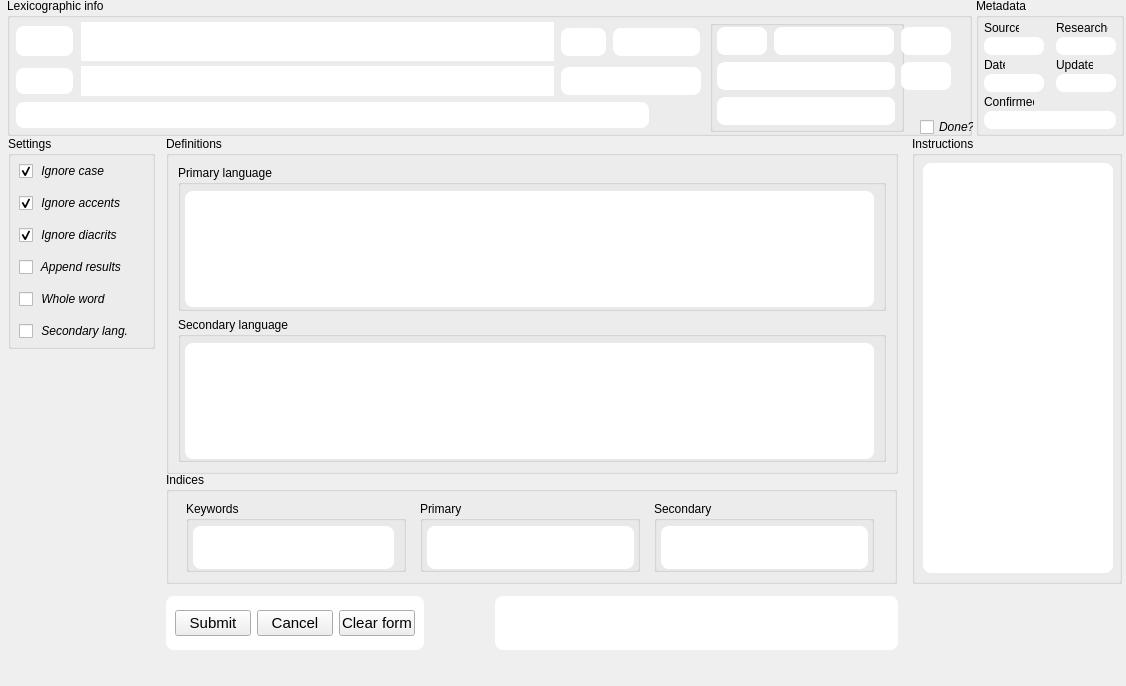
The window that eFieldBook_Qt5/ELFB/palettes/LexSearchForm.ui (davidjamesbeck/eFieldbook) describes before a commit, drawn with Qt 5.
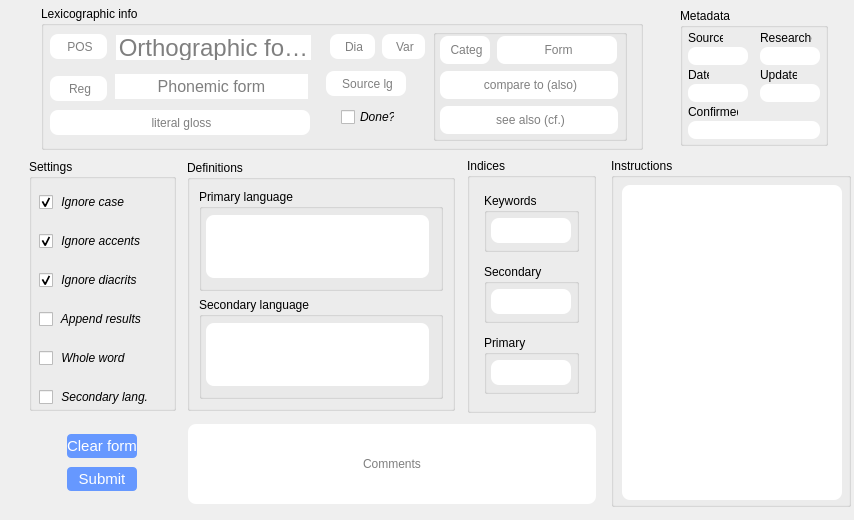
The same window after the commit.

Commit message: Bug fixes, moved Lex Search to Search tab

Diff of the .ui file:
```diff
--- a/eFieldBook_Qt5/ELFB/palettes/LexSearchForm.ui
+++ b/eFieldBook_Qt5/ELFB/palettes/LexSearchForm.ui
@@ -6,8 +6,8 @@
    <rect>
     <x>0</x>
     <y>0</y>
-    <width>1126</width>
-    <height>686</height>
+    <width>854</width>
+    <height>520</height>
    </rect>
   </property>
   <property name="windowTitle">
@@ -17,9 +17,6 @@
    <string>Perform searches that ignore diacritics.
 Search term must contain no diacritics.</string>
   </property>
-  <property name="autoFillBackground">
-   <bool>true</bool>
-  </property>
   <property name="styleSheet">
    <string notr="true">QFrame {
      border: 0px solid black;
@@ -33,15 +30,30 @@
      border-radius: 8px;
      padding: 0px;
 	 background-color: rgb(255, 255, 255);
+}
+QPushButton {
+     border: 0px solid black;
+     border-radius: 4px;
+     min-width: 70px;
+     min-height: 24px;
+     max-width: 70px;
+     max-height: 24px;
+     background: #6698FF;
+     color: white;
+}
+
+QPushButton:pressed {
+    background: #1E90FF; 
+   border: 2px outset #1E90FF;
 }</string>
   </property>
   <widget class="QGroupBox" name="lSearchHeader">
    <property name="geometry">
     <rect>
-     <x>7</x>
-     <y>-2</y>
-     <width>965</width>
-     <height>138</height>
+     <x>41</x>
+     <y>6</y>
+     <width>602</width>
+     <height>144</height>
     </rect>
    </property>
    <property name="styleSheet">
@@ -55,12 +67,18 @@
    <widget class="QLineEdit" name="lSearchOrth">
     <property name="geometry">
      <rect>
-      <x>74</x>
-      <y>24</y>
-      <width>473</width>
-      <height>39</height>
+      <x>75</x>
+      <y>29</y>
+      <width>195</width>
+      <height>25</height>
      </rect>
     </property>
+    <property name="sizePolicy">
+     <sizepolicy hsizetype="Fixed" vsizetype="Fixed">
+      <horstretch>0</horstretch>
+      <verstretch>0</verstretch>
+     </sizepolicy>
+    </property>
     <property name="font">
      <font>
       <pointsize>18</pointsize>
@@ -76,16 +94,28 @@
      padding: 0px;
 }</string>
     </property>
+    <property name="alignment">
+     <set>Qt::AlignCenter</set>
+    </property>
+    <property name="placeholderText">
+     <string>Orthographic form</string>
+    </property>
    </widget>
    <widget class="QLineEdit" name="lSearchIPA">
     <property name="geometry">
      <rect>
       <x>74</x>
       <y>68</y>
-      <width>473</width>
-      <height>30</height>
+      <width>193</width>
+      <height>25</height>
      </rect>
     </property>
+    <property name="sizePolicy">
+     <sizepolicy hsizetype="Fixed" vsizetype="Fixed">
+      <horstretch>0</horstretch>
+      <verstretch>0</verstretch>
+     </sizepolicy>
+    </property>
     <property name="font">
      <font>
       <pointsize>12</pointsize>
@@ -101,12 +131,18 @@
      padding: 0px;
 }</string>
     </property>
+    <property name="alignment">
+     <set>Qt::AlignCenter</set>
+    </property>
+    <property name="placeholderText">
+     <string>Phonemic form</string>
+    </property>
    </widget>
    <widget class="QGroupBox" name="notations">
     <property name="geometry">
      <rect>
-      <x>703</x>
-      <y>22</y>
+      <x>392</x>
+      <y>23</y>
       <width>194</width>
       <height>112</height>
      </rect>
@@ -156,6 +192,12 @@
      <property name="toolTip">
       <string>search grammatical labels (e.g., &quot;pl.&quot;)</string>
      </property>
+     <property name="alignment">
+      <set>Qt::AlignCenter</set>
+     </property>
+     <property name="placeholderText">
+      <string>Categ</string>
+     </property>
     </widget>
     <widget class="QLineEdit" name="lGrmSearch">
      <property name="geometry">
@@ -181,6 +223,12 @@
      <property name="toolTip">
       <string>search for grammatical forms</string>
      </property>
+     <property name="alignment">
+      <set>Qt::AlignCenter</set>
+     </property>
+     <property name="placeholderText">
+      <string>Form</string>
+     </property>
     </widget>
     <widget class="QLineEdit" name="lC2Search">
      <property name="geometry">
@@ -206,6 +254,12 @@
      <property name="toolTip">
       <string>search for comparisons</string>
      </property>
+     <property name="alignment">
+      <set>Qt::AlignCenter</set>
+     </property>
+     <property name="placeholderText">
+      <string>compare to (also)</string>
+     </property>
     </widget>
     <widget class="QLineEdit" name="lCfSearch">
      <property name="geometry">
@@ -231,6 +285,12 @@
      <property name="toolTip">
       <string>search cross-references</string>
      </property>
+     <property name="alignment">
+      <set>Qt::AlignCenter</set>
+     </property>
+     <property name="placeholderText">
+      <string>see also (cf.)</string>
+     </property>
     </widget>
    </widget>
    <widget class="QLineEdit" name="lSearchLit">
@@ -238,13 +298,25 @@
      <rect>
       <x>9</x>
       <y>104</y>
-      <width>633</width>
-      <height>26</height>
+      <width>260</width>
+      <height>25</height>
      </rect>
     </property>
+    <property name="sizePolicy">
+     <sizepolicy hsizetype="Fixed" vsizetype="Fixed">
+      <horstretch>0</horstretch>
+      <verstretch>0</verstretch>
+     </sizepolicy>
+    </property>
     <property name="toolTip">
      <string>search literal glosses</string>
     </property>
+    <property name="alignment">
+     <set>Qt::AlignCenter</set>
+    </property>
+    <property name="placeholderText">
+     <string>literal gloss</string>
+    </property>
    </widget>
    <widget class="QLineEdit" name="lSearchPOS">
     <property name="geometry">
@@ -252,12 +324,24 @@
       <x>9</x>
       <y>28</y>
       <width>57</width>
-      <height>30</height>
+      <height>25</height>
      </rect>
     </property>
+    <property name="sizePolicy">
+     <sizepolicy hsizetype="Fixed" vsizetype="Fixed">
+      <horstretch>0</horstretch>
+      <verstretch>0</verstretch>
+     </sizepolicy>
+    </property>
     <property name="toolTip">
      <string>search by part of speech</string>
     </property>
+    <property name="alignment">
+     <set>Qt::AlignCenter</set>
+    </property>
+    <property name="placeholderText">
+     <string>POS</string>
+    </property>
    </widget>
    <widget class="QLineEdit" name="lSearchRegister">
     <property name="geometry">
@@ -265,98 +349,360 @@
       <x>9</x>
       <y>70</y>
       <width>57</width>
-      <height>26</height>
+      <height>25</height>
      </rect>
     </property>
+    <property name="sizePolicy">
+     <sizepolicy hsizetype="Fixed" vsizetype="Fixed">
+      <horstretch>0</horstretch>
+      <verstretch>0</verstretch>
+     </sizepolicy>
+    </property>
     <property name="toolTip">
      <string>search by register</string>
     </property>
+    <property name="alignment">
+     <set>Qt::AlignCenter</set>
+    </property>
+    <property name="placeholderText">
+     <string>Reg</string>
+    </property>
    </widget>
    <widget class="QLineEdit" name="lSearchBrrw">
     <property name="geometry">
      <rect>
-      <x>554</x>
-      <y>69</y>
-      <width>140</width>
-      <height>28</height>
+      <x>285</x>
+      <y>65</y>
+      <width>80</width>
+      <height>25</height>
      </rect>
     </property>
     <property name="toolTip">
      <string>search borrowings</string>
     </property>
+    <property name="alignment">
+     <set>Qt::AlignCenter</set>
+    </property>
+    <property name="placeholderText">
+     <string>Source lg</string>
+    </property>
    </widget>
    <widget class="QLineEdit" name="lSearchDialectName">
     <property name="geometry">
      <rect>
-      <x>554</x>
-      <y>30</y>
+      <x>289</x>
+      <y>28</y>
       <width>45</width>
-      <height>28</height>
+      <height>25</height>
      </rect>
     </property>
     <property name="toolTip">
      <string>search by dialects</string>
     </property>
+    <property name="alignment">
+     <set>Qt::AlignCenter</set>
+    </property>
+    <property name="placeholderText">
+     <string>Dia</string>
+    </property>
    </widget>
    <widget class="QLineEdit" name="lDialectSearch">
     <property name="geometry">
      <rect>
-      <x>606</x>
-      <y>30</y>
-      <width>87</width>
-      <height>28</height>
+      <x>341</x>
+      <y>28</y>
+      <width>43</width>
+      <height>25</height>
      </rect>
     </property>
     <property name="toolTip">
      <string>search for dialectal forms</string>
     </property>
+    <property name="alignment">
+     <set>Qt::AlignCenter</set>
+    </property>
+    <property name="placeholderText">
+     <string>Var</string>
+    </property>
    </widget>
-   <widget class="QLineEdit" name="lGrmDialectSearch">
+   <widget class="QCheckBox" name="sDoneBtn">
     <property name="geometry">
      <rect>
-      <x>894</x>
-      <y>29</y>
-      <width>50</width>
-      <height>28</height>
+      <x>300</x>
+      <y>101</y>
+      <width>54</width>
+      <height>20</height>
      </rect>
     </property>
-    <property name="minimumSize">
-     <size>
-      <width>50</width>
-      <height>28</height>
-     </size>
+    <property name="font">
+     <font>
+      <pointsize>9</pointsize>
+      <italic>true</italic>
+     </font>
     </property>
-    <property name="maximumSize">
-     <size>
-      <width>50</width>
-      <height>28</height>
-     </size>
-    </property>
     <property name="toolTip">
      <string>search for dialect-specific 
 grammatical forms</string>
     </property>
+    <property name="text">
+     <string>Done?</string>
+    </property>
+    <property name="tristate">
+     <bool>true</bool>
+    </property>
    </widget>
-   <widget class="QLineEdit" name="lC2DialectSearch">
+  </widget>
+  <widget class="QGroupBox" name="lDefBox">
+   <property name="geometry">
+    <rect>
+     <x>187</x>
+     <y>160</y>
+     <width>268</width>
+     <height>251</height>
+    </rect>
+   </property>
+   <property name="styleSheet">
+    <string notr="true"/>
+   </property>
+   <property name="title">
+    <string>Definitions</string>
+   </property>
+   <layout class="QVBoxLayout" name="verticalLayout">
+    <item>
+     <widget class="QGroupBox" name="lL1Box">
+      <property name="autoFillBackground">
+       <bool>false</bool>
+      </property>
+      <property name="title">
+       <string>Primary language</string>
+      </property>
+      <property name="flat">
+       <bool>false</bool>
+      </property>
+      <widget class="QLineEdit" name="lL1Search">
+       <property name="geometry">
+        <rect>
+         <x>7</x>
+         <y>26</y>
+         <width>223</width>
+         <height>63</height>
+        </rect>
+       </property>
+       <property name="toolTip">
+        <string>search primary language gloss</string>
+       </property>
+       <property name="alignment">
+        <set>Qt::AlignLeading|Qt::AlignLeft|Qt::AlignTop</set>
+       </property>
+      </widget>
+     </widget>
+    </item>
+    <item>
+     <widget class="QGroupBox" name="lL2Box">
+      <property name="title">
+       <string>Secondary language</string>
+      </property>
+      <widget class="QLineEdit" name="lL2Search">
+       <property name="geometry">
+        <rect>
+         <x>7</x>
+         <y>26</y>
+         <width>223</width>
+         <height>63</height>
+        </rect>
+       </property>
+       <property name="toolTip">
+        <string>search secondary language gloss</string>
+       </property>
+       <property name="alignment">
+        <set>Qt::AlignLeading|Qt::AlignLeft|Qt::AlignTop</set>
+       </property>
+      </widget>
+     </widget>
+    </item>
+   </layout>
+  </widget>
+  <widget class="QGroupBox" name="lIndexBox">
+   <property name="geometry">
+    <rect>
+     <x>467</x>
+     <y>158</y>
+     <width>129</width>
+     <height>255</height>
+    </rect>
+   </property>
+   <property name="styleSheet">
+    <string notr="true"/>
+   </property>
+   <property name="title">
+    <string>Indices</string>
+   </property>
+   <layout class="QHBoxLayout" name="horizontalLayout_3">
+    <item>
+     <layout class="QVBoxLayout" name="verticalLayout_4">
+      <item>
+       <widget class="QGroupBox" name="lKeywordsBox">
+        <property name="sizePolicy">
+         <sizepolicy hsizetype="Fixed" vsizetype="Minimum">
+          <horstretch>0</horstretch>
+          <verstretch>0</verstretch>
+         </sizepolicy>
+        </property>
+        <property name="minimumSize">
+         <size>
+          <width>95</width>
+          <height>59</height>
+         </size>
+        </property>
+        <property name="maximumSize">
+         <size>
+          <width>95</width>
+          <height>59</height>
+         </size>
+        </property>
+        <property name="autoFillBackground">
+         <bool>false</bool>
+        </property>
+        <property name="styleSheet">
+         <string notr="true">QGroupBox.title {
+	background-color: transparent;
+}</string>
+        </property>
+        <property name="title">
+         <string>Keywords</string>
+        </property>
+        <widget class="QLineEdit" name="lSearchKeywordIndex">
+         <property name="geometry">
+          <rect>
+           <x>7</x>
+           <y>25</y>
+           <width>80</width>
+           <height>25</height>
+          </rect>
+         </property>
+         <property name="toolTip">
+          <string>search keywords</string>
+         </property>
+         <property name="alignment">
+          <set>Qt::AlignLeading|Qt::AlignLeft|Qt::AlignTop</set>
+         </property>
+        </widget>
+       </widget>
+      </item>
+      <item>
+       <widget class="QGroupBox" name="lSecondaryIndexBox">
+        <property name="sizePolicy">
+         <sizepolicy hsizetype="Minimum" vsizetype="Fixed">
+          <horstretch>0</horstretch>
+          <verstretch>0</verstretch>
+         </sizepolicy>
+        </property>
+        <property name="minimumSize">
+         <size>
+          <width>95</width>
+          <height>59</height>
+         </size>
+        </property>
+        <property name="maximumSize">
+         <size>
+          <width>95</width>
+          <height>59</height>
+         </size>
+        </property>
+        <property name="title">
+         <string>Secondary</string>
+        </property>
+        <widget class="QLineEdit" name="lSearchSecondaryIndex">
+         <property name="geometry">
+          <rect>
+           <x>7</x>
+           <y>25</y>
+           <width>80</width>
+           <height>25</height>
+          </rect>
+         </property>
+         <property name="toolTip">
+          <string>search secondary language index</string>
+         </property>
+         <property name="alignment">
+          <set>Qt::AlignLeading|Qt::AlignLeft|Qt::AlignTop</set>
+         </property>
+        </widget>
+       </widget>
+      </item>
+      <item>
+       <widget class="QGroupBox" name="lPrimaryIndexBox">
+        <property name="sizePolicy">
+         <sizepolicy hsizetype="Fixed" vsizetype="Fixed">
+          <horstretch>0</horstretch>
+          <verstretch>0</verstretch>
+         </sizepolicy>
+        </property>
+        <property name="minimumSize">
+         <size>
+          <width>95</width>
+          <height>59</height>
+         </size>
+        </property>
+        <property name="maximumSize">
+         <size>
+          <width>95</width>
+          <height>59</height>
+         </size>
+        </property>
+        <property name="title">
+         <string>Primary</string>
+        </property>
+        <widget class="QLineEdit" name="lSearchPrimaryIndex">
+         <property name="geometry">
+          <rect>
+           <x>7</x>
+           <y>25</y>
+           <width>80</width>
+           <height>25</height>
+          </rect>
+         </property>
+         <property name="toolTip">
+          <string>search primary language index</string>
+         </property>
+         <property name="alignment">
+          <set>Qt::AlignLeading|Qt::AlignLeft|Qt::AlignTop</set>
+         </property>
+        </widget>
+       </widget>
+      </item>
+     </layout>
+    </item>
+   </layout>
+  </widget>
+  <widget class="QGroupBox" name="instructionBox">
+   <property name="geometry">
+    <rect>
+     <x>611</x>
+     <y>158</y>
+     <width>240</width>
+     <height>349</height>
+    </rect>
+   </property>
+   <property name="title">
+    <string>Instructions</string>
+   </property>
+   <widget class="QTextEdit" name="instruction">
     <property name="geometry">
      <rect>
-      <x>894</x>
-      <y>64</y>
-      <width>50</width>
-      <height>28</height>
+      <x>11</x>
+      <y>27</y>
+      <width>220</width>
+      <height>315</height>
      </rect>
     </property>
-    <property name="minimumSize">
-     <size>
-      <width>50</width>
-      <height>28</height>
-     </size>
+    <property name="font">
+     <font>
+      <pointsize>13</pointsize>
+     </font>
     </property>
-    <property name="maximumSize">
-     <size>
-      <width>50</width>
-      <height>28</height>
-     </size>
+    <property name="readOnly">
+     <bool>true</bool>
     </property>
     <property name="toolTip">
      <string>search for dialect-specific 
@@ -364,11 +710,30 @@
     </property>
    </widget>
   </widget>
+  <widget class="QLineEdit" name="lSearchNotes">
+   <property name="geometry">
+    <rect>
+     <x>188</x>
+     <y>424</y>
+     <width>408</width>
+     <height>80</height>
+    </rect>
+   </property>
+   <property name="toolTip">
+    <string>search comments</string>
+   </property>
+   <property name="alignment">
+    <set>Qt::AlignCenter</set>
+   </property>
+   <property name="placeholderText">
+    <string>Comments</string>
+   </property>
+  </widget>
   <widget class="QGroupBox" name="lMetadataBox">
    <property name="geometry">
     <rect>
-     <x>976</x>
-     <y>-2</y>
+     <x>680</x>
+     <y>8</y>
      <width>148</width>
      <height>138</height>
     </rect>
@@ -570,344 +935,13 @@
     </property>
    </widget>
   </widget>
-  <widget class="QGroupBox" name="lDefBox">
-   <property name="geometry">
-    <rect>
-     <x>166</x>
-     <y>136</y>
-     <width>732</width>
-     <height>338</height>
-    </rect>
-   </property>
-   <property name="styleSheet">
-    <string notr="true"/>
-   </property>
-   <property name="title">
-    <string>Definitions</string>
-   </property>
-   <layout class="QVBoxLayout" name="verticalLayout">
-    <item>
-     <widget class="QGroupBox" name="lL1Box">
-      <property name="autoFillBackground">
-       <bool>false</bool>
-      </property>
-      <property name="title">
-       <string>Primary language</string>
-      </property>
-      <property name="flat">
-       <bool>false</bool>
-      </property>
-      <widget class="QLineEdit" name="lL1Search">
-       <property name="geometry">
-        <rect>
-         <x>7</x>
-         <y>26</y>
-         <width>689</width>
-         <height>116</height>
-        </rect>
-       </property>
-       <property name="toolTip">
-        <string>search primary language gloss</string>
-       </property>
-       <property name="alignment">
-        <set>Qt::AlignLeading|Qt::AlignLeft|Qt::AlignTop</set>
-       </property>
-      </widget>
-     </widget>
-    </item>
-    <item>
-     <widget class="QGroupBox" name="lL2Box">
-      <property name="title">
-       <string>Secondary language</string>
-      </property>
-      <widget class="QLineEdit" name="lL2Search">
-       <property name="geometry">
-        <rect>
-         <x>7</x>
-         <y>26</y>
-         <width>689</width>
-         <height>116</height>
-        </rect>
-       </property>
-       <property name="toolTip">
-        <string>search secondary language gloss</string>
-       </property>
-       <property name="alignment">
-        <set>Qt::AlignLeading|Qt::AlignLeft|Qt::AlignTop</set>
-       </property>
-      </widget>
-     </widget>
-    </item>
-   </layout>
-  </widget>
-  <widget class="QGroupBox" name="lIndexBox">
-   <property name="geometry">
-    <rect>
-     <x>166</x>
-     <y>472</y>
-     <width>731</width>
-     <height>112</height>
-    </rect>
-   </property>
-   <property name="styleSheet">
-    <string notr="true"/>
-   </property>
-   <property name="title">
-    <string>Indices</string>
-   </property>
-   <layout class="QHBoxLayout" name="horizontalLayout_3">
-    <item>
-     <widget class="QGroupBox" name="lKeywordsBox">
-      <property name="sizePolicy">
-       <sizepolicy hsizetype="Fixed" vsizetype="Preferred">
-        <horstretch>0</horstretch>
-        <verstretch>0</verstretch>
-       </sizepolicy>
-      </property>
-      <property name="minimumSize">
-       <size>
-        <width>220</width>
-        <height>0</height>
-       </size>
-      </property>
-      <property name="autoFillBackground">
-       <bool>false</bool>
-      </property>
-      <property name="styleSheet">
-       <string notr="true">QGroupBox.title {
-	background-color: transparent;
-}</string>
-      </property>
-      <property name="title">
-       <string>Keywords</string>
-      </property>
-      <widget class="QLineEdit" name="lSearchKeywordIndex">
-       <property name="geometry">
-        <rect>
-         <x>7</x>
-         <y>25</y>
-         <width>201</width>
-         <height>43</height>
-        </rect>
-       </property>
-       <property name="toolTip">
-        <string>search keywords</string>
-       </property>
-       <property name="alignment">
-        <set>Qt::AlignLeading|Qt::AlignLeft|Qt::AlignTop</set>
-       </property>
-      </widget>
-     </widget>
-    </item>
-    <item>
-     <widget class="QGroupBox" name="lPrimaryIndexBox">
-      <property name="sizePolicy">
-       <sizepolicy hsizetype="Fixed" vsizetype="Preferred">
-        <horstretch>0</horstretch>
-        <verstretch>0</verstretch>
-       </sizepolicy>
-      </property>
-      <property name="minimumSize">
-       <size>
-        <width>220</width>
-        <height>0</height>
-       </size>
-      </property>
-      <property name="title">
-       <string>Primary</string>
-      </property>
-      <widget class="QLineEdit" name="lSearchPrimaryIndex">
-       <property name="geometry">
-        <rect>
-         <x>7</x>
-         <y>25</y>
-         <width>207</width>
-         <height>43</height>
-        </rect>
-       </property>
-       <property name="toolTip">
-        <string>search primary language index</string>
-       </property>
-       <property name="alignment">
-        <set>Qt::AlignLeading|Qt::AlignLeft|Qt::AlignTop</set>
-       </property>
-      </widget>
-     </widget>
-    </item>
-    <item>
-     <widget class="QGroupBox" name="lSecondaryIndexBox">
-      <property name="sizePolicy">
-       <sizepolicy hsizetype="Fixed" vsizetype="Preferred">
-        <horstretch>0</horstretch>
-        <verstretch>0</verstretch>
-       </sizepolicy>
-      </property>
-      <property name="minimumSize">
-       <size>
-        <width>220</width>
-        <height>0</height>
-       </size>
-      </property>
-      <property name="title">
-       <string>Secondary</string>
-      </property>
-      <widget class="QLineEdit" name="lSearchSecondaryIndex">
-       <property name="geometry">
-        <rect>
-         <x>7</x>
-         <y>25</y>
-         <width>207</width>
-         <height>43</height>
-        </rect>
-       </property>
-       <property name="toolTip">
-        <string>search secondary language index</string>
-       </property>
-       <property name="alignment">
-        <set>Qt::AlignLeading|Qt::AlignLeft|Qt::AlignTop</set>
-       </property>
-      </widget>
-     </widget>
-    </item>
-   </layout>
-  </widget>
-  <widget class="QGroupBox" name="instructionBox">
-   <property name="geometry">
-    <rect>
-     <x>912</x>
-     <y>136</y>
-     <width>210</width>
-     <height>448</height>
-    </rect>
-   </property>
-   <property name="title">
-    <string>Instructions</string>
-   </property>
-   <widget class="QTextEdit" name="instruction">
-    <property name="geometry">
-     <rect>
-      <x>11</x>
-      <y>27</y>
-      <width>190</width>
-      <height>410</height>
-     </rect>
-    </property>
-    <property name="readOnly">
-     <bool>true</bool>
-    </property>
-   </widget>
-  </widget>
-  <widget class="QCheckBox" name="sDoneBtn">
-   <property name="geometry">
-    <rect>
-     <x>920</x>
-     <y>117</y>
-     <width>54</width>
-     <height>20</height>
-    </rect>
-   </property>
-   <property name="font">
-    <font>
-     <pointsize>9</pointsize>
-     <italic>true</italic>
-    </font>
-   </property>
-   <property name="toolTip">
-    <string>Check box to search only completed entries.
-Clear box to search for unfinished entries.</string>
-   </property>
-   <property name="text">
-    <string>Done?</string>
-   </property>
-   <property name="tristate">
-    <bool>true</bool>
-   </property>
-  </widget>
-  <widget class="QFrame" name="lSearchControlBar">
-   <property name="geometry">
-    <rect>
-     <x>166</x>
-     <y>596</y>
-     <width>258</width>
-     <height>54</height>
-    </rect>
-   </property>
-   <property name="minimumSize">
-    <size>
-     <width>258</width>
-     <height>54</height>
-    </size>
-   </property>
-   <property name="maximumSize">
-    <size>
-     <width>258</width>
-     <height>54</height>
-    </size>
-   </property>
-   <property name="frameShape">
-    <enum>QFrame::StyledPanel</enum>
-   </property>
-   <property name="frameShadow">
-    <enum>QFrame::Sunken</enum>
-   </property>
-   <layout class="QHBoxLayout" name="horizontalLayout">
-    <item>
-     <widget class="QPushButton" name="doSearch">
-      <property name="font">
-       <font>
-        <pointsize>11</pointsize>
-       </font>
-      </property>
-      <property name="toolTip">
-       <string>Perform search</string>
-      </property>
-      <property name="text">
-       <string>Submit</string>
-      </property>
-     </widget>
-    </item>
-    <item>
-     <widget class="QPushButton" name="lCancelSearch">
-      <property name="font">
-       <font>
-        <pointsize>11</pointsize>
-       </font>
-      </property>
-      <property name="toolTip">
-       <string>Cancel and go back to lexicon</string>
-      </property>
-      <property name="text">
-       <string>Cancel</string>
-      </property>
-     </widget>
-    </item>
-    <item>
-     <widget class="QPushButton" name="clearForm">
-      <property name="font">
-       <font>
-        <pointsize>11</pointsize>
-       </font>
-      </property>
-      <property name="toolTip">
-       <string>Clear all fields</string>
-      </property>
-      <property name="text">
-       <string>Clear form</string>
-      </property>
-     </widget>
-    </item>
-   </layout>
-   <zorder>doSearch</zorder>
-   <zorder>clearForm</zorder>
-   <zorder>lCancelSearch</zorder>
-  </widget>
   <widget class="QGroupBox" name="searchParam">
    <property name="geometry">
     <rect>
-     <x>8</x>
-     <y>136</y>
+     <x>29</x>
+     <y>159</y>
      <width>147</width>
-     <height>213</height>
+     <height>252</height>
     </rect>
    </property>
    <property name="styleSheet">
@@ -919,10 +953,10 @@
    <widget class="QWidget" name="verticalLayoutWidget">
     <property name="geometry">
      <rect>
-      <x>11</x>
-      <y>19</y>
-      <width>131</width>
-      <height>193</height>
+      <x>10</x>
+      <y>20</y>
+      <width>140</width>
+      <height>247</height>
      </rect>
     </property>
     <layout class="QVBoxLayout" name="verticalLayout_2">
@@ -997,18 +1031,47 @@
     </layout>
    </widget>
   </widget>
-  <widget class="QLineEdit" name="lSearchNotes">
+  <widget class="QWidget" name="">
    <property name="geometry">
     <rect>
-     <x>495</x>
-     <y>596</y>
-     <width>403</width>
-     <height>54</height>
+     <x>67</x>
+     <y>431</y>
+     <width>72</width>
+     <height>64</height>
     </rect>
    </property>
-   <property name="alignment">
-    <set>Qt::AlignLeading|Qt::AlignLeft|Qt::AlignTop</set>
-   </property>
+   <layout class="QVBoxLayout" name="verticalLayout_3">
+    <item>
+     <widget class="QPushButton" name="clearForm">
+      <property name="font">
+       <font>
+        <pointsize>11</pointsize>
+       </font>
+      </property>
+      <property name="toolTip">
+       <string>Clear all fields</string>
+      </property>
+      <property name="text">
+       <string>Clear form</string>
+      </property>
+     </widget>
+    </item>
+    <item>
+     <widget class="QPushButton" name="doSearch">
+      <property name="font">
+       <font>
+        <pointsize>11</pointsize>
+       </font>
+      </property>
+      <property name="toolTip">
+       <string>Perform search</string>
+      </property>
+      <property name="text">
+       <string>Submit</string>
+      </property>
+     </widget>
+    </item>
+   </layout>
   </widget>
  </widget>
  <resources/>
```
Left out of the diff: 8 changed lines with no effect on the pictures. The commit also changes 55 other files.
